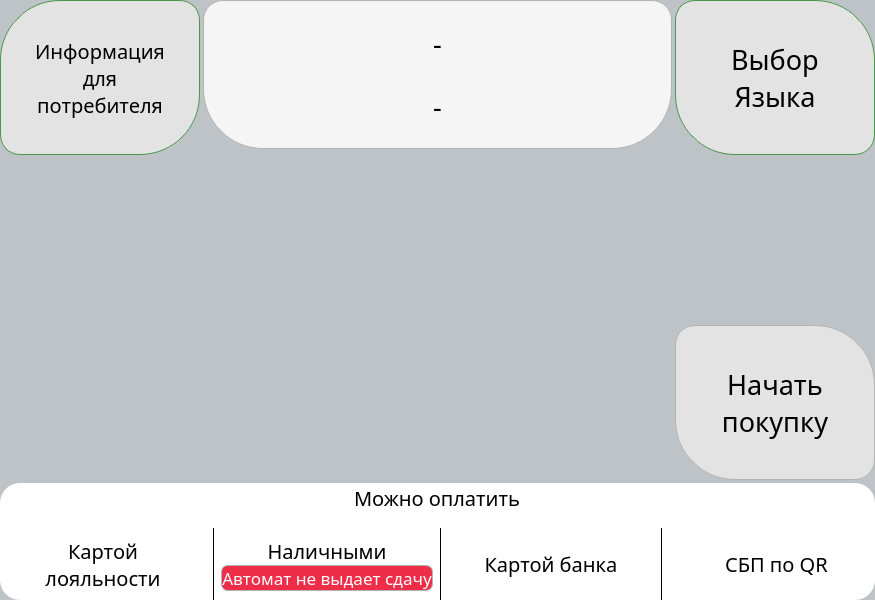
dmitriymikryukov/vodobox-pro, file services/gui/resources/ui_interface/waiting_window.ui: the form before one commit.
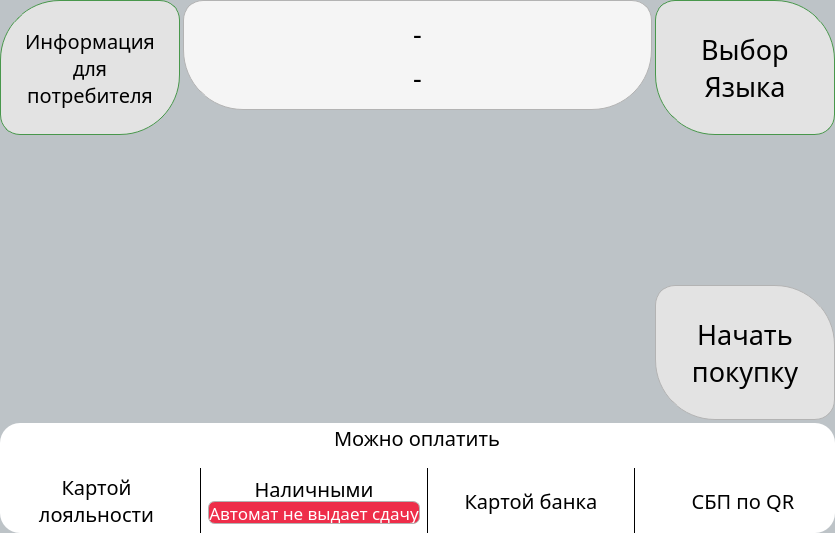
The form after the commit.

Commit message: testing wating window

Diff of the .ui file:
```diff
--- a/services/gui/resources/ui_interface/waiting_window.ui
+++ b/services/gui/resources/ui_interface/waiting_window.ui
@@ -6,8 +6,8 @@
    <rect>
     <x>0</x>
     <y>0</y>
-    <width>875</width>
-    <height>600</height>
+    <width>835</width>
+    <height>533</height>
    </rect>
   </property>
   <property name="maximumSize">
@@ -97,7 +97,7 @@
          <item>
           <widget class="QFrame" name="frame_17">
            <property name="sizePolicy">
-            <sizepolicy hsizetype="Preferred" vsizetype="Expanding">
+            <sizepolicy hsizetype="Preferred" vsizetype="Preferred">
              <horstretch>0</horstretch>
              <verstretch>0</verstretch>
             </sizepolicy>
@@ -501,7 +501,7 @@
           <widget class="QFrame" name="frame_6">
            <property name="minimumSize">
             <size>
-             <width>200</width>
+             <width>180</width>
              <height>0</height>
             </size>
            </property>
@@ -1005,7 +1005,7 @@
            </property>
            <property name="maximumSize">
             <size>
-             <width>500</width>
+             <width>480</width>
              <height>16777215</height>
             </size>
            </property>
@@ -1707,7 +1707,7 @@
           <widget class="QFrame" name="frame_5">
            <property name="minimumSize">
             <size>
-             <width>200</width>
+             <width>180</width>
              <height>0</height>
             </size>
            </property>
```
The commit also changes 1 other file.
